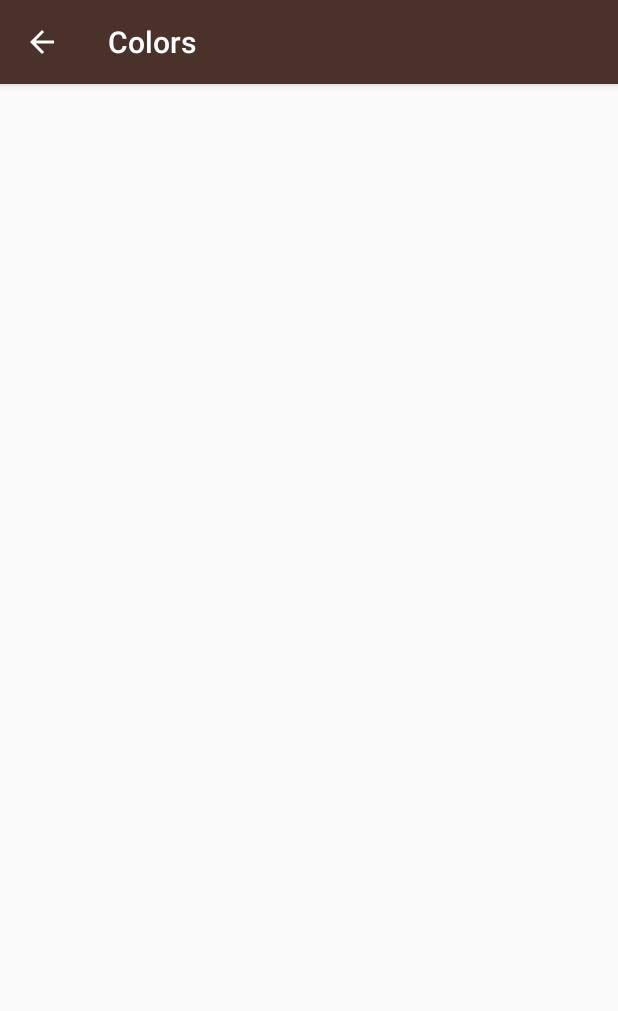
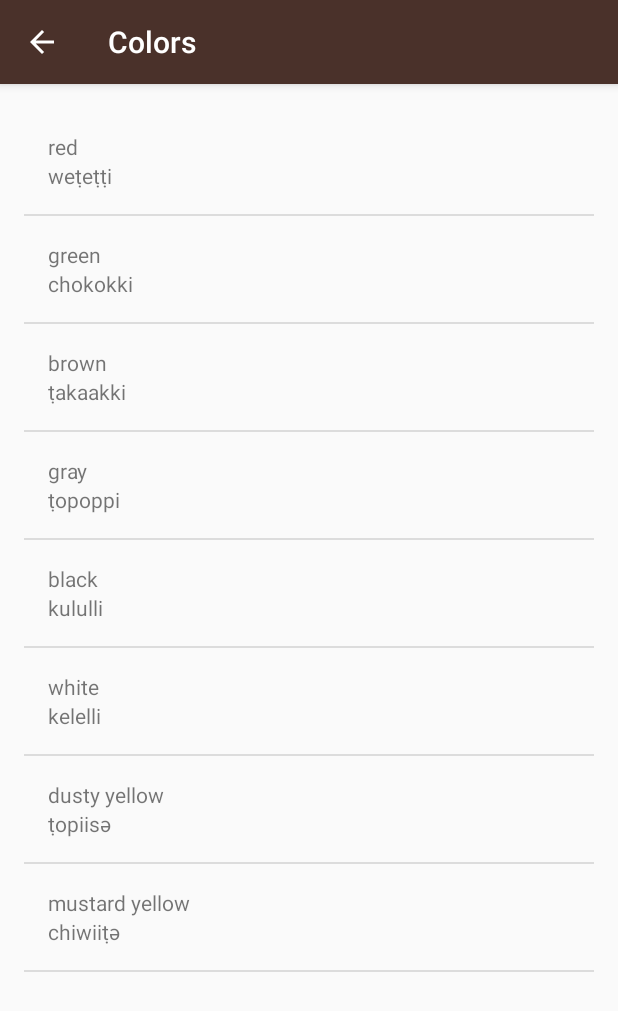
Before and after one commit to pedpess/android-miwok, an Android app: the ColorsActivity screen opened directly, with no data from a screen before it, on a phone screen of 412 x 824 dp. Shown: the top 1011 px of the screen. Run offline under Robolectric (Android 15) with nearby library versions, the phone set to English and light mode, and no system bars.

Commit message:
Add colors list

```diff
--- a/app/src/main/java/com/example/android/miwok/ColorsActivity.java
+++ b/app/src/main/java/com/example/android/miwok/ColorsActivity.java
@@ -28,6 +28,27 @@ public class ColorsActivity extends AppCompatActivity {
         super.onCreate(savedInstanceState);
         setContentView(R.layout.word_list);
 
+        ArrayList<Word> words = new ArrayList<Word>();
+
+        words.add(new Word("red", "weṭeṭṭi"));
+        words.add(new Word("green", "chokokki"));
+        words.add(new Word("brown", "ṭakaakki"));
+        words.add(new Word("gray", "ṭopoppi"));
+        words.add(new Word("black", "kululli"));
+        words.add(new Word("white", "kelelli"));
+        words.add(new Word("dusty yellow", "ṭopiisә"));
+        words.add(new Word("mustard yellow", "chiwiiṭә"));
+
+
+
+        WordAdapter adapter =
+                new WordAdapter(this, words);
+
+
+        ListView listView = (ListView) findViewById(R.id.list);
+
+        listView.setAdapter(adapter);
+
 
 
     }
```
